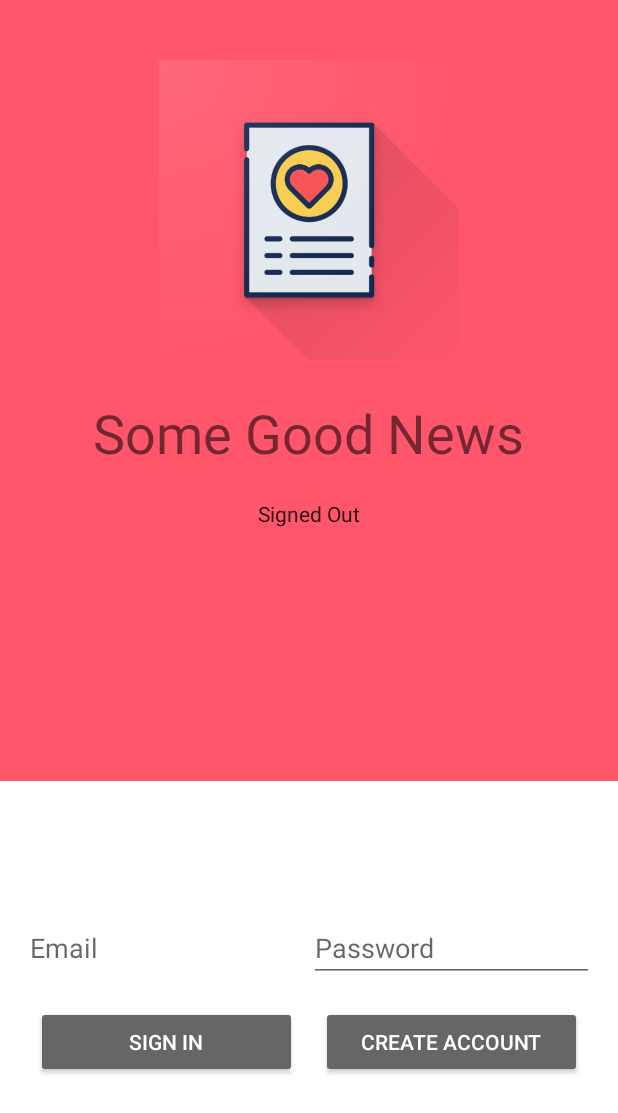
After one commit to rajoshich/SomeGoodNews, an Android app: the UserActivity screen opened directly, with no data from a screen before it, on a phone screen of 412 x 824 dp. The commit adds this screen. Shown: the top 1113 px of the screen. Run offline under Robolectric (Android 15) with nearby library versions, the phone set to English and light mode, and no system bars; our stand-ins replace Firebase (no records; nobody signed in at launch, a user with empty details on screens opened directly); libraries missing offline, so code that uses them is left out: com.firebase.ui; 2 statements that could not run were skipped.

Commit message:
user login stuff added

```diff
--- a/app/build.gradle
+++ b/app/build.gradle
@@ -37,8 +37,10 @@ dependencies {
     testImplementation 'junit:junit:4.12'
     androidTestImplementation 'androidx.test.ext:junit:1.1.1'
     androidTestImplementation 'androidx.test.espresso:espresso-core:3.2.0'
-    //firebase
+    // firebase
     implementation 'com.google.firebase:firebase-database-ktx:19.3.0'
+    // firebase authentication
+    implementation 'com.firebaseui:firebase-ui-auth:6.2.0'
     // Add the Firebase SDK for Google Analytics
     implementation 'com.google.firebase:firebase-analytics:17.4.2'
     // For tab layout thing
--- a/app/src/main/java/com/example/somegoodnews/Fragments/CategoryFragment.kt
+++ b/app/src/main/java/com/example/somegoodnews/Fragments/CategoryFragment.kt
@@ -1,5 +1,7 @@
 package com.example.somegoodnews.Fragments
 
+import android.content.Context
+import android.content.Intent
 import android.os.Bundle
 import android.view.LayoutInflater
 import android.view.View
@@ -7,7 +9,11 @@ import android.view.ViewGroup
 import androidx.fragment.app.Fragment
 
 import com.example.somegoodnews.R
+import com.example.somegoodnews.UserActivity
+import kotlinx.android.synthetic.main.fragment_category.*
+
 class CategoryFragment : Fragment() {
+
     override fun onCreateView(
         inflater: LayoutInflater,
         container: ViewGroup?,
@@ -15,4 +21,11 @@ class CategoryFragment : Fragment() {
     ): View? {
         return layoutInflater.inflate(R.layout.fragment_category, container, false)
     }
+
+    override fun onViewCreated(view: View, savedInstanceState: Bundle?) {
+        super.onViewCreated(view, savedInstanceState)
+        testSignIn.setOnClickListener {
+            startActivity(Intent(context, UserActivity::class.java))
+        }
+    }
 }
--- a/app/src/main/java/com/example/somegoodnews/MainActivity.kt
+++ b/app/src/main/java/com/example/somegoodnews/MainActivity.kt
@@ -1,6 +1,7 @@
 package com.example.somegoodnews
 
 import TabsAdapter
+import android.content.Intent
 import android.os.Bundle
 import android.util.Log
 import androidx.appcompat.app.AppCompatActivity
--- /dev/null
+++ b/app/src/main/java/com/example/somegoodnews/Managers/UserManager.kt
@@ -0,0 +1,153 @@
+package com.example.somegoodnews.Managers
+
+import android.os.Bundle
+import android.text.TextUtils
+import android.util.Log
+import android.view.LayoutInflater
+import android.view.View
+import android.view.ViewGroup
+import android.widget.Toast
+import androidx.fragment.app.Fragment
+import com.example.somegoodnews.R
+import com.firebase.ui.auth.data.model.User
+import com.google.firebase.FirebaseApp
+import com.google.firebase.auth.FirebaseAuth
+import com.google.firebase.auth.FirebaseUser
+import kotlinx.android.synthetic.main.sign_in_fragment.*
+
+class UserManager: Fragment() {
+    private lateinit var auth: FirebaseAuth
+    private var currentUser: FirebaseUser? = null
+    companion object {
+        fun getInstance(): UserManager {
+            return UserManager()
+        }
+    }
+    override fun onCreate(savedInstanceState: Bundle?) {
+        super.onCreate(savedInstanceState)
+        auth = FirebaseAuth(FirebaseApp.getInstance())
+        currentUser = auth.currentUser
+
+    }
+
+    override fun onCreateView(
+        inflater: LayoutInflater,
+        container: ViewGroup?,
+        savedInstanceState: Bundle?
+    ): View? {
+        return layoutInflater.inflate(R.layout.sign_in_fragment, container, false)
+    }
+
+    override fun onViewCreated(view: View, savedInstanceState: Bundle?) {
+        super.onViewCreated(view, savedInstanceState)
+        updateUI(currentUser)
+
+        emailSignInButton.setOnClickListener {
+            signIn(fieldEmail.text.toString(), fieldPassword.text.toString())
+        }
+
+        emailCreateAccountButton.setOnClickListener {
+            createAccount(fieldEmail.text.toString(), fieldPassword.text.toString())
+        }
+
+        signOutButton.setOnClickListener {
+            signOut()
+        }
+    }
+
+    private fun signIn(email: String, password: String) {
+        Log.i("fuck", "signIn:$email")
+        if (!validateForm()) {
+            return
+        }
+        auth.signInWithEmailAndPassword(email, password)
+            .addOnCompleteListener { task ->
+                if (task.isSuccessful) {
+                    // Sign in success, update UI with the signed-in user's information
+                    Log.i("fuck", "signInWithEmail:success")
+                    currentUser = auth.currentUser
+                    updateUI(currentUser)
+                } else {
+                    // If sign in fails, display a message to the user.
+                    Log.i("fuck", "signInWithEmail:failure", task.exception)
+                    Toast.makeText(context, "Authentication failed.",
+                        Toast.LENGTH_SHORT).show()
+                    updateUI(null)
+                }
+
+                if (!task.isSuccessful) {
+                    // Show some error message?
+                }
+            }
+    }
+
+    private fun createAccount(email: String, password: String) {
+        Log.i("fuck", "createAccount:$email")
+        if (!validateForm()) {
+            return
+        }
+        auth.createUserWithEmailAndPassword(email, password)
+            .addOnCompleteListener{ task ->
+                if (task.isSuccessful) {
+                    // Sign in success, update UI with the signed-in user's information
+                    Log.i("fuck", "createUserWithEmail:success")
+                    val user = auth.currentUser
+                    updateUI(user)
+                } else {
+                    // If sign in fails, display a message to the user.
+                    Log.i("fuck", "createUserWithEmail:failure", task.exception)
+                    Toast.makeText(context, "Authentication failed.",
+                        Toast.LENGTH_SHORT).show()
+                    updateUI(null)
+                }
+            }
+    }
+
+    private fun signOut() {
+        auth.signOut()
+        currentUser = null
+        updateUI(currentUser)
+    }
+
+    private fun validateForm(): Boolean {
+        var valid = true
+
+        val email = fieldEmail.text.toString()
+        if (TextUtils.isEmpty(email)) {
+            fieldEmail.error = "Required."
+            valid = false
+        } else {
+            fieldEmail.error = null
+        }
+
+        val password = fieldPassword.text.toString()
+        if (TextUtils.isEmpty(password)) {
+            fieldPassword.error = "Required."
+            valid = false
+        } else {
+            fieldPassword.error = null
+        }
+        return valid
+    }
+
+    private fun updateUI(user: FirebaseUser?) {
+        if (user != null) {
+            status.text = getString(R.string.emailpassword_status_fmt,
+                user.email)
+
+            emailPasswordButtons.visibility = View.GONE
+            emailPasswordFields.visibility = View.GONE
+            signedInButtons.visibility = View.VISIBLE
+            /*if (user.isEmailVerified) {
+                verifyEmailButton.visibility = View.GONE
+            } else {
+                verifyEmailButton.visibility = View.VISIBLE
+            }*/
+        } else {
+            status.setText(getString(R.string.signed_out))
+            emailPasswordButtons.visibility = View.VISIBLE
+            emailPasswordFields.visibility = View.VISIBLE
+            signedInButtons.visibility = View.GONE
+        }
+    }
+}
--- a/app/src/main/java/com/example/somegoodnews/SGNApp.kt
+++ b/app/src/main/java/com/example/somegoodnews/SGNApp.kt
@@ -3,13 +3,17 @@ package com.example.somegoodnews
 import android.app.Application
 import com.example.somegoodnews.Managers.DataManager
 import com.example.somegoodnews.Managers.NewsArticle
+import com.example.somegoodnews.Managers.UserManager
 
 class SGNApp: Application() {
     lateinit var dataManager: DataManager
+    lateinit var userManager: UserManager
     var lastArticle: NewsArticle? = null
     override fun onCreate() {
         super.onCreate()
         dataManager = DataManager()
         dataManager.fetchData()
+
+        userManager = UserManager()
     }
 }
--- /dev/null
+++ b/app/src/main/java/com/example/somegoodnews/UserActivity.kt
@@ -0,0 +1,19 @@
+package com.example.somegoodnews
+
+import androidx.appcompat.app.AppCompatActivity
+import android.os.Bundle
+import android.os.UserManager
+import androidx.fragment.app.FragmentTransaction
+
+class UserActivity : AppCompatActivity() {
+
+    override fun onCreate(savedInstanceState: Bundle?) {
+        super.onCreate(savedInstanceState)
+        setContentView(R.layout.activity_user)
+        supportFragmentManager
+            .beginTransaction()
+            .add(R.id.fragContainer, com.example.somegoodnews.Managers.UserManager.getInstance(), "SIGN_IN_PAGE")
+            .setTransition(FragmentTransaction.TRANSIT_FRAGMENT_FADE)
+            .commit()
+    }
+}
--- a/app/src/main/res/layout/activity_main.xml
+++ b/app/src/main/res/layout/activity_main.xml
@@ -23,4 +23,5 @@
             app:tabTextColor="@color/white"/>
     </androidx.viewpager.widget.ViewPager>
 
+
 </RelativeLayout>
--- /dev/null
+++ b/app/src/main/res/layout/activity_user.xml
@@ -0,0 +1,20 @@
+<?xml version="1.0" encoding="utf-8"?>
+<androidx.constraintlayout.widget.ConstraintLayout xmlns:android="http://schemas.android.com/apk/res/android"
+    xmlns:app="http://schemas.android.com/apk/res-auto"
+    xmlns:tools="http://schemas.android.com/tools"
+    android:layout_width="match_parent"
+    android:layout_height="match_parent"
+    android:focusable="true"
+    android:clickable="true"
+    >
+    <FrameLayout
+        android:id="@+id/fragContainer"
+        android:layout_width="0dp"
+        android:layout_height="0dp"
+        app:layout_constraintTop_toTopOf="parent"
+        app:layout_constraintBottom_toBottomOf="parent"
+        app:layout_constraintRight_toRightOf="parent"
+        app:layout_constraintLeft_toLeftOf="parent">
+    </FrameLayout>
+
+</androidx.constraintlayout.widget.ConstraintLayout>
--- a/app/src/main/res/layout/fragment_category.xml
+++ b/app/src/main/res/layout/fragment_category.xml
@@ -4,11 +4,14 @@
     android:layout_width="match_parent"
     android:layout_height="match_parent"
     tools:context=".Fragments.CategoryFragment">
-
-    <!-- TODO: Update blank fragment layout -->
     <TextView
         android:layout_width="match_parent"
         android:layout_height="match_parent"
         android:text="SOME OTHER FRAGMENT" />
+    <Button
+        android:id="@+id/testSignIn"
+        android:layout_width="wrap_content"
+        android:layout_height="wrap_content"
+        android:text="USER"/>
 
 </FrameLayout>
--- /dev/null
+++ b/app/src/main/res/layout/sign_in_fragment.xml
@@ -0,0 +1,130 @@
+<LinearLayout xmlns:android="http://schemas.android.com/apk/res/android"
+    xmlns:tools="http://schemas.android.com/tools"
+    android:id="@+id/main_layout"
+    android:layout_width="match_parent"
+    android:layout_height="match_parent"
+    android:background="@color/colorPrimary"
+    android:orientation="vertical"
+    android:weightSum="4">
+
+    <ProgressBar
+        android:id="@+id/progressBar"
+        android:indeterminate="true"
+        android:layout_width="match_parent"
+        android:layout_height="wrap_content"
+        android:visibility="invisible"
+        style="?android:attr/progressBarStyleHorizontal"/>
+
+    <LinearLayout
+        android:layout_width="match_parent"
+        android:layout_height="0dp"
+        android:layout_weight="2.5"
+        android:gravity="center_horizontal"
+        android:orientation="vertical">
+
+        <ImageView
+            android:id="@+id/icon"
+            style="@style/ThemeOverlay.FirebaseIcon"
+            android:layout_width="200dp"
+            android:layout_height="200dp"
+            android:contentDescription="SGN App Logo"
+            android:src="@drawable/ic_sgn_logo" />
+
+        <TextView
+            android:id="@+id/titleText"
+            android:layout_width="wrap_content"
+            android:layout_height="wrap_content"
+            android:layout_marginBottom="@dimen/title_bottom_margin"
+            android:text="Some Good News"
+            android:theme="@style/ThemeOverlay.MyTitleText" />
+
+        <TextView
+            android:id="@+id/status"
+            style="@style/ThemeOverlay.MyTextDetail"
+            android:text="Signed Out" />
+    </LinearLayout>
+
+    <RelativeLayout
+        android:layout_width="match_parent"
+        android:layout_height="0dp"
+        android:layout_weight="1.5"
+        android:background="@color/white"
+        android:gravity="center_vertical">
+
+        <LinearLayout
+            android:id="@+id/emailPasswordFields"
+            android:layout_width="match_parent"
+            android:layout_height="wrap_content"
+            android:orientation="horizontal"
+            android:paddingLeft="16dp"
+            android:paddingRight="16dp">
+
+            <EditText
+                android:id="@+id/fieldEmail"
+                android:layout_width="0dp"
+                android:layout_height="wrap_content"
+                android:layout_weight="1"
+                android:hint="Email"
+                android:inputType="textEmailAddress" />
+
+            <EditText
+                android:id="@+id/fieldPassword"
+                android:layout_width="0dp"
+                android:layout_height="wrap_content"
+                android:layout_weight="1"
+                android:hint="Password"
+                android:inputType="textPassword" />
+        </LinearLayout>
+
+        <LinearLayout
+            android:id="@+id/emailPasswordButtons"
+            android:layout_width="match_parent"
+            android:layout_height="wrap_content"
+            android:layout_below="@+id/emailPasswordFields"
+            android:orientation="horizontal"
+            android:padding="16dp">
+
+            <Button
+                android:id="@+id/emailSignInButton"
+                android:layout_marginStart="@dimen/button_horizontal_margin"
+                android:layout_marginEnd="@dimen/button_horizontal_margin"
+                android:layout_width="0dp"
+                android:layout_height="wrap_content"
+                android:layout_weight="1"
+                android:text="Sign In"
+                android:theme="@style/ThemeOverlay.MyDarkButton" />
+
+            <Button
+                android:id="@+id/emailCreateAccountButton"
+                android:layout_marginStart="@dimen/button_horizontal_margin"
+                android:layout_marginEnd="@dimen/button_horizontal_margin"
+                android:layout_width="0dp"
+                android:layout_height="wrap_content"
+                android:layout_weight="1"
+                android:text="Create Account"
+                android:theme="@style/ThemeOverlay.MyDarkButton" />
+        </LinearLayout>
+
+        <LinearLayout
+            android:id="@+id/signedInButtons"
+            android:layout_width="match_parent"
+            android:layout_height="wrap_content"
+            android:layout_centerInParent="true"
+            android:orientation="horizontal"
+            android:paddingLeft="16dp"
+            android:paddingRight="16dp"
+            android:visibility="gone">
+
+            <Button
+                android:id="@+id/signOutButton"
+                android:layout_marginStart="@dimen/button_horizontal_margin"
+                android:layout_marginEnd="@dimen/button_horizontal_margin"
+                android:layout_width="0dp"
+                android:layout_height="wrap_content"
+                android:layout_weight="1"
+                android:text="Sign Out"
+                android:theme="@style/ThemeOverlay.MyDarkButton" />
+
+        </LinearLayout>
+    </RelativeLayout>
+</LinearLayout>
--- /dev/null
+++ b/app/src/main/res/values/dimen.xml
@@ -0,0 +1,7 @@
+<?xml version="1.0" encoding="utf-8"?>
+<resources>
+    <dimen name="button_horizontal_margin">8dp</dimen>
+    <dimen name="title_bottom_margin">16dp</dimen>
+    <dimen name="icon_top_margin">24dp</dimen>
+    <dimen name="icon_bottom_margin">24dp</dimen>
+</resources>
--- a/app/src/main/res/values/strings.xml
+++ b/app/src/main/res/values/strings.xml
@@ -3,7 +3,9 @@
     <string name="title_activity_tabs">TabsActivity</string>
     <string name="tab_text_1">Tab 1</string>
     <string name="tab_text_2">Tab 2</string>
+    <string name="emailpassword_status_fmt">Welcome! %1$s </string>
 
     <!-- TODO: Remove or change this placeholder text -->
     <string name="hello_blank_fragment">Hello blank fragment</string>
+    <string name="signed_out">Signed Out</string>
 </resources>
--- a/app/src/main/res/values/styles.xml
+++ b/app/src/main/res/values/styles.xml
@@ -17,4 +17,33 @@
 
     <style name="AppTheme.PopupOverlay" parent="ThemeOverlay.AppCompat.Light" />
 
+    <style name="ThemeOverlay.FirebaseIcon" parent="AppTheme">
+        <item name="android:layout_marginTop">@dimen/icon_top_margin</item>
+        <item name="android:layout_marginBottom">@dimen/icon_bottom_margin</item>
+    </style>
+
+    <style name="ThemeOverlay.MyTitleText" parent="AppTheme">
+        <item name="android:gravity">center</item>
+        <item name="android:textSize">36sp</item>
+    </style>
+
+    <style name="ThemeOverlay.MyTextDetail" parent="AppTheme">
+        <item name="android:layout_width">wrap_content</item>
+        <item name="android:layout_height">wrap_content</item>
+        <item name="android:fadeScrollbars">true</item>
+        <item name="android:gravity">center</item>
+        <item name="android:maxLines">5</item>
+        <item name="android:padding">4dp</item>
+        <item name="android:scrollbars">vertical</item>
+        <item name="android:textSize">14sp</item>
+    </style>
+
+    <style name="ThemeOverlay.MyDarkButton" parent="ThemeOverlay.AppCompat.Dark">
+        <item name="colorButtonNormal">@color/maxEmphGrey</item>
+        <item name="colorAccent">@color/colorAccent</item>
+        <item name="android:layout_marginRight">4dp</item>
+        <item name="android:layout_marginLeft">4dp</item>
+        <item name="android:textColor">@android:color/white</item>
+    </style>
+
 </resources>
```
Also changed, not shown: app/src/main/AndroidManifest.xml (+4 -3 lines), app/src/main/res/drawable/ic_sgn_logo.png (added).
